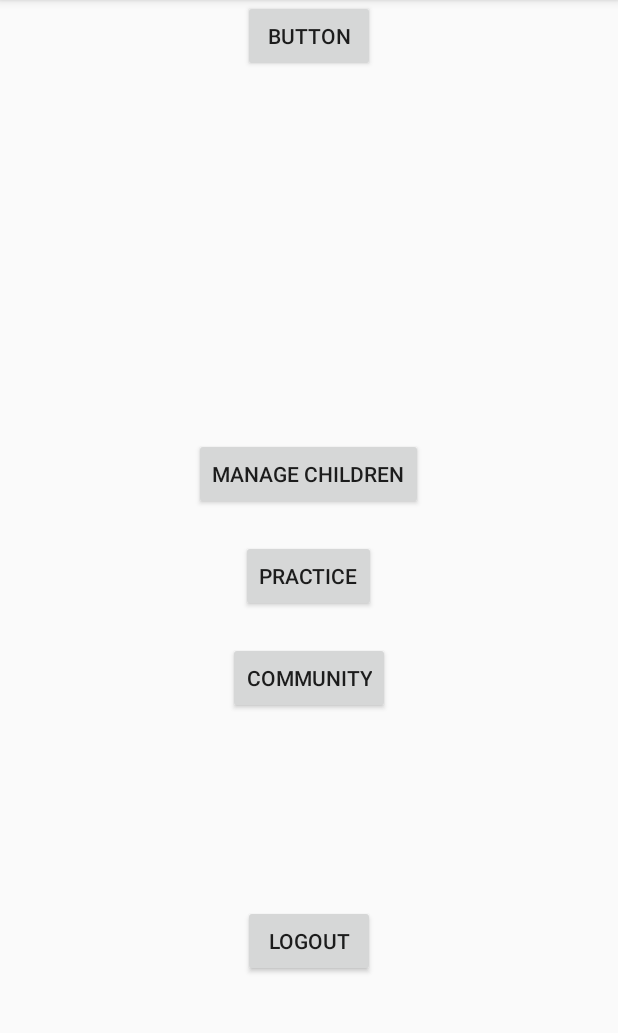
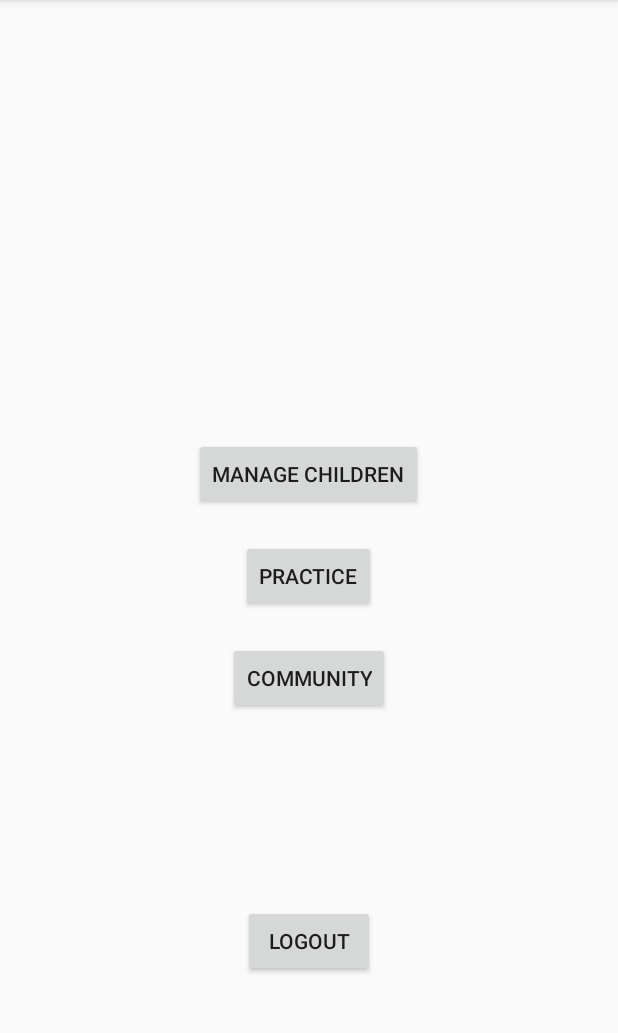
Before and after one commit to SSU-Cream/Ganada, an Android app: the MenuActivity screen opened directly, with no data from a screen before it, on a phone screen of 412 x 824 dp, the part 84-1117 px from its top. Run offline under Robolectric (Android 15) with nearby library versions, the phone set to English and light mode, and no system bars; our stand-ins replace Firebase (no records; nobody signed in at launch, a user with empty details on screens opened directly).

Commit message:
update login service

```diff
--- a/app/build.gradle
+++ b/app/build.gradle
@@ -28,7 +28,6 @@ android {
 }
 
 dependencies {
-
     implementation 'androidx.appcompat:appcompat:1.3.0'
     implementation 'com.google.android.material:material:1.4.0'
     implementation 'androidx.constraintlayout:constraintlayout:2.1.2'
--- a/app/src/main/java/com/opensource/ganada/MenuActivity.java
+++ b/app/src/main/java/com/opensource/ganada/MenuActivity.java
@@ -21,16 +21,6 @@ public class MenuActivity extends AppCompatActivity {
         Button manageButton = (Button) findViewById(R.id.manageButton);
         Button practiceButton = (Button) findViewById(R.id.practiceButton);
         Button communityButton = (Button) findViewById(R.id.communityButton);
-        Button button2 = (Button) findViewById(R.id.button2);
-        button2.setOnClickListener(new View.OnClickListener() {
-            @Override
-            public void onClick(View view) {
-                FirebaseUser user = FirebaseAuth.getInstance().getCurrentUser();
-                String name = user.getDisplayName();
-                String email = user.getEmail();
-                Toast.makeText(MenuActivity.this, name + " " + email, Toast.LENGTH_SHORT).show();
-            }
-        });
 
         Button homeButton = (Button) findViewById(R.id.homeButton);
 
--- a/app/src/main/res/layout/activity_main.xml
+++ b/app/src/main/res/layout/activity_main.xml
@@ -174,6 +174,4 @@
         android:layout_margin="20dp" />
 
 
-
-
 </LinearLayout>
--- a/app/src/main/res/layout/activity_menu.xml
+++ b/app/src/main/res/layout/activity_menu.xml
@@ -51,12 +51,4 @@
         app:layout_constraintStart_toStartOf="parent"
         app:layout_constraintTop_toBottomOf="@+id/buttonList" />
 
-    <Button
-        android:id="@+id/button2"
-        android:layout_width="wrap_content"
-        android:layout_height="wrap_content"
-        android:text="Button"
-        app:layout_constraintEnd_toEndOf="parent"
-        app:layout_constraintStart_toStartOf="parent"
-        app:layout_constraintTop_toTopOf="parent" />
 </androidx.constraintlayout.widget.ConstraintLayout>
```
Also changed, not shown: app/src/main/java/com/opensource/ganada/MainActivity.java (+56 -1 lines).
